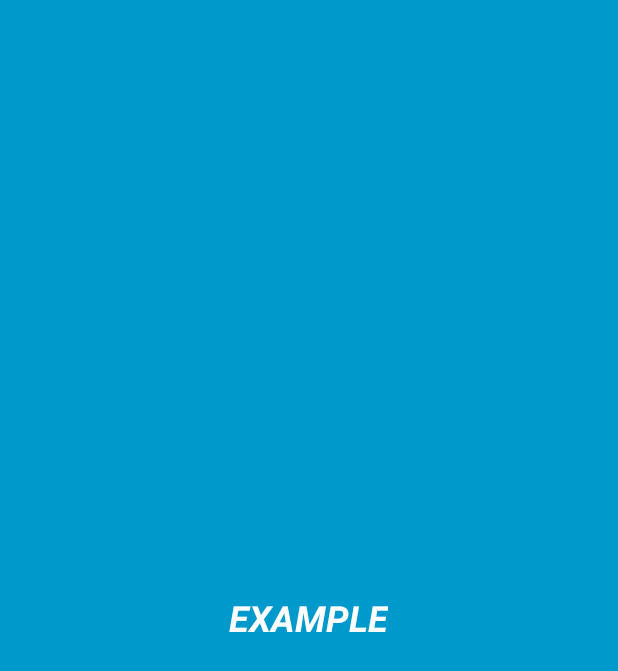
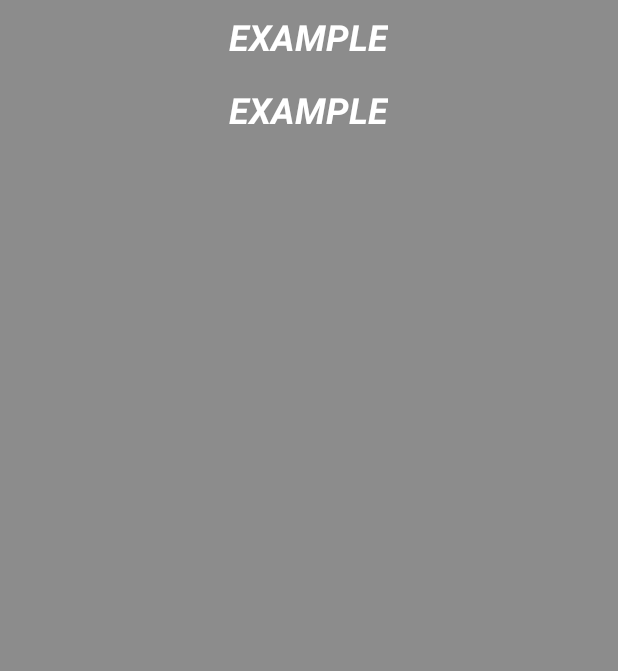
Before and after one commit to lukeforit/nano-baking, an Android app: the layout recipe_widget.xml on its own in the app's theme, with its tools: preview values and no code run, on a phone screen of 412 x 824 dp. Shown: the top 671 px of the screen. Run offline under Robolectric (Android 15) with nearby library versions, the phone set to English and light mode, and no system bars.

Commit message:
Widget - displaying ingredients

```diff
--- a/app/src/main/java/com/rabbit/green/baking/app/recipes/widget/RecipeConfigureAdapter.java
+++ b/app/src/main/java/com/rabbit/green/baking/app/recipes/widget/RecipeConfigureAdapter.java
@@ -16,7 +16,8 @@ public class RecipeConfigureAdapter extends BaseAdapter<Recipe> {
 
     @Override
     public void onViewHolderClick(int position) {
-        callback.onRecipeClick(data.get(position).getId());
+        callback.onRecipeClick(data.get(position).getId(),
+                data.get(position).getName());
     }
 
     @Override
@@ -29,6 +30,6 @@ public class RecipeConfigureAdapter extends BaseAdapter<Recipe> {
     }
 
     public interface RecipeCallback {
-        void onRecipeClick(int id);
+        void onRecipeClick(int id, String name);
     }
 }
--- a/app/src/main/java/com/rabbit/green/baking/app/recipes/widget/RecipeConfigureViewModel.java
+++ b/app/src/main/java/com/rabbit/green/baking/app/recipes/widget/RecipeConfigureViewModel.java
@@ -40,7 +40,7 @@ public class RecipeConfigureViewModel extends BaseViewModel implements RecipeCon
     }
 
     @Override
-    public void onRecipeClick(int id) {
-        activity.updateWidget(id);
+    public void onRecipeClick(int id, String name) {
+        activity.updateWidget(id, name, localDataStore.getIngredients(id));
     }
 }
--- a/app/src/main/java/com/rabbit/green/baking/app/recipes/widget/RecipeIngredientsIntentService.java
+++ b/app/src/main/java/com/rabbit/green/baking/app/recipes/widget/RecipeIngredientsIntentService.java
@@ -58,6 +58,7 @@ public class RecipeIngredientsIntentService extends IntentService {
      * parameters.
      */
     private void handleActionFetchIngredients(int id) {
+        //TODO query by all IDs
         RecipesLocalDataStore dataStore = new RecipesLocalDataStore(getContentResolver());
         List<Ingredient> list = dataStore.getIngredients(id);
 
--- a/app/src/main/res/layout/recipe_widget.xml
+++ b/app/src/main/res/layout/recipe_widget.xml
@@ -1,21 +1,31 @@
 <RelativeLayout xmlns:android="http://schemas.android.com/apk/res/android"
     android:layout_width="match_parent"
     android:layout_height="match_parent"
-    android:background="#09C"
+    android:background="@color/colorPrimary"
     android:padding="@dimen/widget_margin">
 
     <TextView
-        android:id="@+id/appwidget_text"
+        android:id="@+id/appwidget_recipe_name_tv"
         android:layout_width="wrap_content"
         android:layout_height="wrap_content"
         android:layout_centerHorizontal="true"
-        android:layout_centerVertical="true"
         android:layout_margin="8dp"
-        android:background="#09C"
         android:contentDescription="@string/appwidget_text"
         android:text="@string/appwidget_text"
         android:textColor="#ffffff"
         android:textSize="24sp"
         android:textStyle="bold|italic" />
+    <TextView
+        android:id="@+id/appwidget_ingredients_tv"
+        android:layout_width="wrap_content"
+        android:layout_height="wrap_content"
+        android:layout_centerHorizontal="true"
+        android:layout_margin="8dp"
+        android:contentDescription="@string/appwidget_text"
+        android:text="@string/appwidget_text"
+        android:textColor="#ffffff"
+        android:textSize="24sp"
+        android:textStyle="bold|italic"
+        android:layout_below="@id/appwidget_recipe_name_tv"/>
 
 </RelativeLayout>
```
Also changed, not shown: app/src/main/java/com/rabbit/green/baking/app/recipes/widget/RecipeWidget.java (+15 -8 lines), app/src/main/java/com/rabbit/green/baking/app/recipes/widget/RecipeWidgetConfigureActivity.java (+19 -14 lines).
